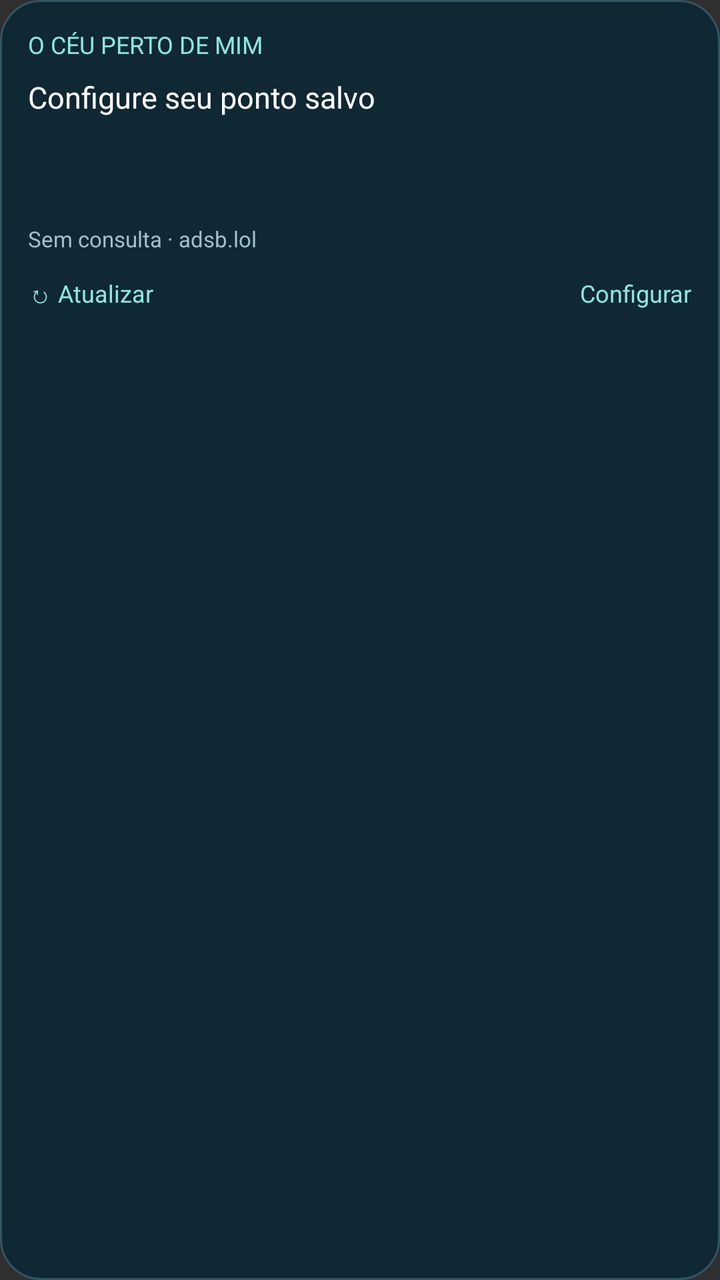
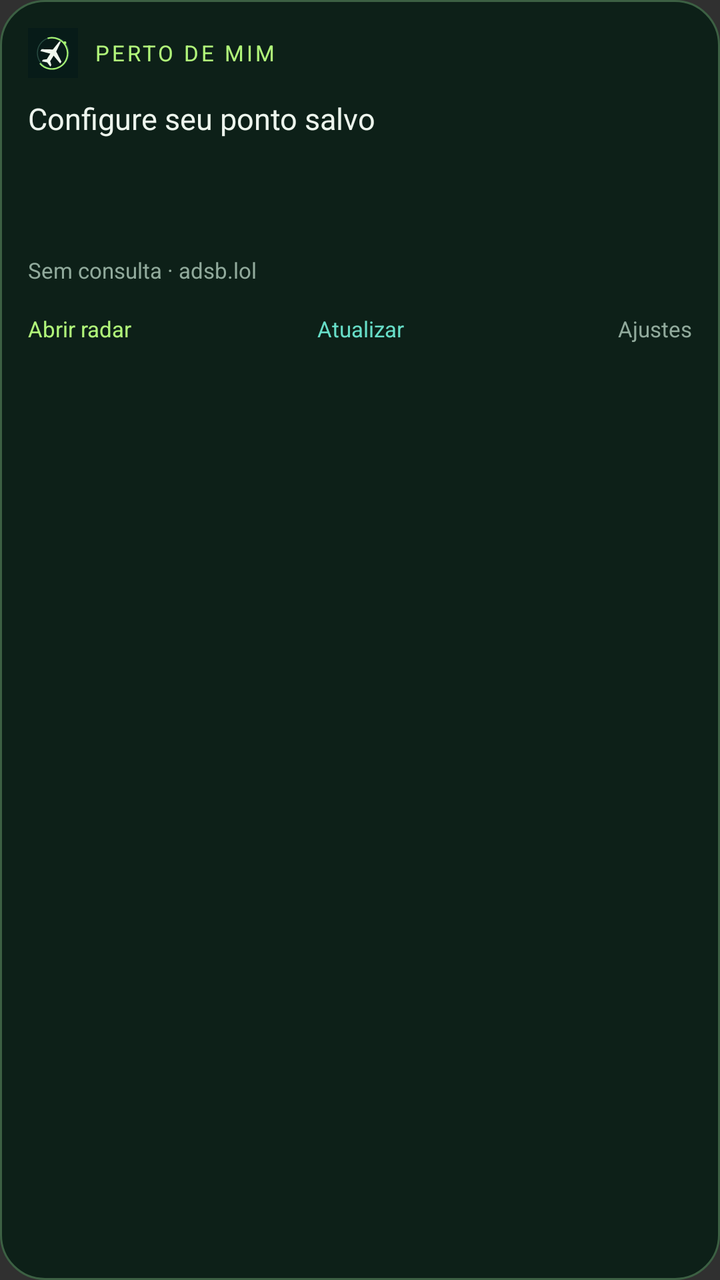

Two renders of the same Android screen: before a commit and after it. Below are the layout's source before the change and the commit's diff.
<!-- AndroidManifest.xml: application theme android:Theme.Material.NoActionBar -->
<!-- res/layout/widget.xml -->
<LinearLayout xmlns:android="http://schemas.android.com/apk/res/android" android:id="@+id/root" android:layout_width="match_parent" android:layout_height="match_parent" android:orientation="vertical" android:padding="14dp" android:background="@drawable/background"><TextView android:layout_width="match_parent" android:layout_height="wrap_content" android:text="O CÉU PERTO DE MIM" android:textSize="12sp" android:textColor="#8be7da"/><TextView android:id="@+id/row1" android:layout_width="match_parent" android:layout_height="wrap_content" android:paddingTop="8dp" android:text="Configure seu ponto salvo" android:textSize="15sp" android:textColor="#ffffff"/><TextView android:id="@+id/row2" android:layout_width="match_parent" android:layout_height="wrap_content" android:paddingTop="5dp" android:textSize="13sp" android:textColor="#daeaf4"/><TextView android:id="@+id/row3" android:layout_width="match_parent" android:layout_height="wrap_content" android:paddingTop="5dp" android:textSize="13sp" android:textColor="#daeaf4"/><TextView android:id="@+id/status" android:layout_width="match_parent" android:layout_height="wrap_content" android:paddingTop="8dp" android:text="Sem consulta · adsb.lol" android:textSize="11sp" android:textColor="#a2bfcd"/><LinearLayout android:layout_width="match_parent" android:layout_height="wrap_content"><TextView android:id="@+id/refresh" android:layout_width="0dp" android:layout_weight="1" android:layout_height="40dp" android:gravity="center_vertical" android:text="↻ Atualizar" android:textColor="#8be7da" android:textSize="12sp"/><TextView android:id="@+id/configure" android:layout_width="wrap_content" android:layout_height="40dp" android:gravity="center_vertical" android:text="Configurar" android:textColor="#8be7da" android:textSize="12sp"/></LinearLayout></LinearLayout>
<!-- resources referenced by this layout -->
<resources>
  <!-- drawable background (drawable) -->
  <shape xmlns:android="http://schemas.android.com/apk/res/android"><solid android:color="#102734"/><corners android:radius="20dp"/><stroke android:width="1dp" android:color="#345462"/></shape>
</resources>

<!-- the commit's change to res/layout/widget.xml (unified diff, before → after) -->
@@ -1 +1 @@
-<LinearLayout xmlns:android="http://schemas.android.com/apk/res/android" android:id="@+id/root" android:layout_width="match_parent" android:layout_height="match_parent" android:orientation="vertical" android:padding="14dp" android:background="@drawable/background"><TextView android:layout_width="match_parent" android:layout_height="wrap_content" android:text="O CÉU PERTO DE MIM" android:textSize="12sp" android:textColor="#8be7da"/><TextView android:id="@+id/row1" android:layout_width="match_parent" android:layout_height="wrap_content" android:paddingTop="8dp" android:text="Configure seu ponto salvo" android:textSize="15sp" android:textColor="#ffffff"/><TextView android:id="@+id/row2" android:layout_width="match_parent" android:layout_height="wrap_content" android:paddingTop="5dp" android:textSize="13sp" android:textColor="#daeaf4"/><TextView android:id="@+id/row3" android:layout_width="match_parent" android:layout_height="wrap_content" android:paddingTop="5dp" android:textSize="13sp" android:textColor="#daeaf4"/><TextView android:id="@+id/status" android:layout_width="match_parent" android:layout_height="wrap_content" android:paddingTop="8dp" android:text="Sem consulta · adsb.lol" android:textSize="11sp" android:textColor="#a2bfcd"/><LinearLayout android:layout_width="match_parent" android:layout_height="wrap_content"><TextView android:id="@+id/refresh" android:layout_width="0dp" android:layout_weight="1" android:layout_height="40dp" android:gravity="center_vertical" android:text="↻ Atualizar" android:textColor="#8be7da" android:textSize="12sp"/><TextView android:id="@+id/configure" android:layout_width="wrap_content" android:layout_height="40dp" android:gravity="center_vertical" android:text="Configurar" android:textColor="#8be7da" android:textSize="12sp"/></LinearLayout></LinearLayout>
+<LinearLayout xmlns:android="http://schemas.android.com/apk/res/android" android:id="@+id/root" android:layout_width="match_parent" android:layout_height="match_parent" android:orientation="vertical" android:padding="14dp" android:background="@drawable/background"><LinearLayout android:layout_width="match_parent" android:layout_height="wrap_content" android:gravity="center_vertical"><ImageView android:layout_width="25dp" android:layout_height="25dp" android:src="@drawable/radar_icon" android:contentDescription="Radar Aero"/><TextView android:layout_width="wrap_content" android:layout_height="wrap_content" android:layout_marginStart="8dp" android:text="PERTO DE MIM" android:letterSpacing="0.12" android:textSize="11sp" android:textColor="#b1f67a"/></LinearLayout><TextView android:id="@+id/row1" android:layout_width="match_parent" android:layout_height="wrap_content" android:paddingTop="10dp" android:text="Configure seu ponto salvo" android:textSize="15sp" android:textColor="#edf5ed"/><TextView android:id="@+id/row2" android:layout_width="match_parent" android:layout_height="wrap_content" android:paddingTop="7dp" android:textSize="13sp" android:textColor="#c5dbc7"/><TextView android:id="@+id/row3" android:layout_width="match_parent" android:layout_height="wrap_content" android:paddingTop="7dp" android:textSize="13sp" android:textColor="#c5dbc7"/><TextView android:id="@+id/status" android:layout_width="match_parent" android:layout_height="wrap_content" android:paddingTop="9dp" android:text="Sem consulta · adsb.lol" android:textSize="11sp" android:textColor="#91aa9c"/><LinearLayout android:layout_width="match_parent" android:layout_height="wrap_content"><TextView android:id="@+id/open_radar" android:layout_width="0dp" android:layout_weight="1" android:layout_height="44dp" android:gravity="center_vertical" android:text="Abrir radar" android:textColor="#b1f67a" android:textSize="11sp"/><TextView android:id="@+id/refresh" android:layout_width="0dp" android:layout_weight="1" android:layout_height="44dp" android:gravity="center" android:text="Atualizar" android:textColor="#67dec8" android:textSize="11sp"/><TextView android:id="@+id/configure" android:layout_width="0dp" android:layout_weight="1" android:layout_height="44dp" android:gravity="center_vertical|end" android:text="Ajustes" android:textColor="#91aa9c" android:textSize="11sp"/></LinearLayout></LinearLayout>
<!-- resource entries referenced after the edit -->
@@ -1,6 +1,8 @@
 <!-- resources referenced by this layout -->
 <resources>
   <!-- drawable background (drawable) -->
-  <shape xmlns:android="http://schemas.android.com/apk/res/android"><solid android:color="#102734"/><corners android:radius="20dp"/><stroke android:width="1dp" android:color="#345462"/></shape>
+  <shape xmlns:android="http://schemas.android.com/apk/res/android"><solid android:color="#0d2018"/><corners android:radius="22dp"/><stroke android:width="1dp" android:color="#3c6043"/></shape>
+  <!-- drawable radar_icon (drawable) -->
+  <vector xmlns:android="http://schemas.android.com/apk/res/android" android:width="48dp" android:height="48dp" android:viewportWidth="512" android:viewportHeight="512"><path android:fillColor="#071b18" android:pathData="M0,0h512v512h-512z"/><path android:strokeColor="#284c42" android:strokeWidth="10" android:fillColor="#00000000" android:pathData="M256,96a160,160 0,1 0,0 320a160,160 0,1 0,0 -320"/><path android:strokeColor="#a7f574" android:strokeWidth="15" android:fillColor="#00000000" android:pathData="M201,106a160,160 0,1 1,-79 256"/><group android:pivotX="256" android:pivotY="256" android:rotation="32"><path android:fillColor="#f1f9ee" android:pathData="M248,124Q256,106 264,124L276,226 376,285V308L276,276V343L307,369V389L256,369 205,389V369L236,343V276L136,308V285L236,226Z"/></group><path android:fillColor="#a7f574" android:pathData="M378,136a15,15 0,1 0,0 30a15,15 0,1 0,0 -30"/></vector>
 </resources>
 
